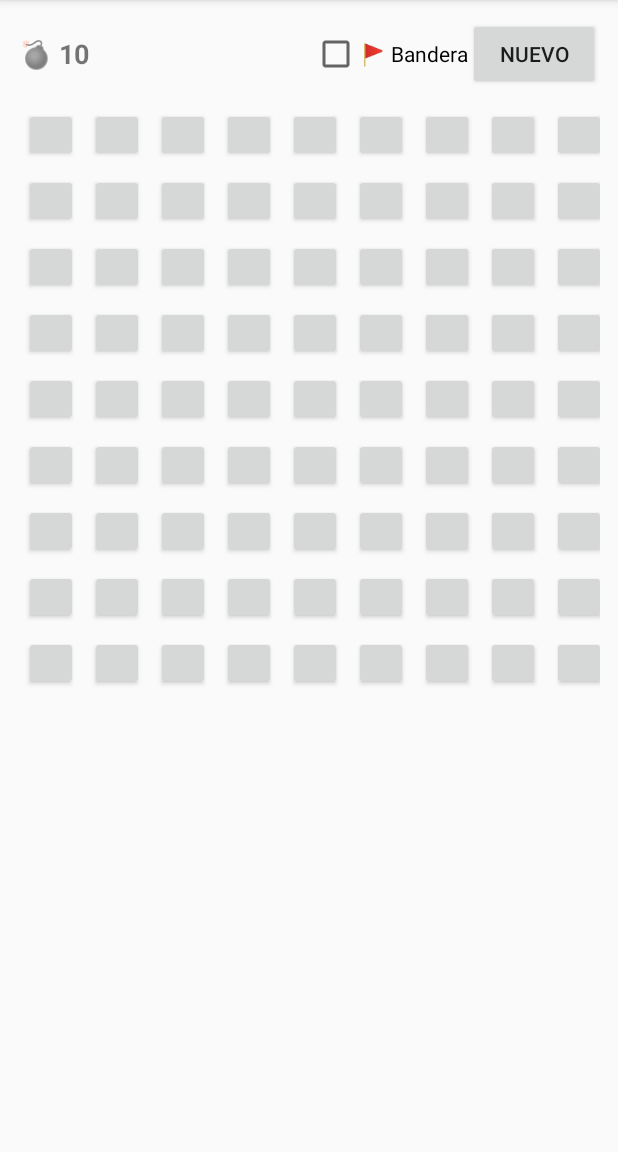
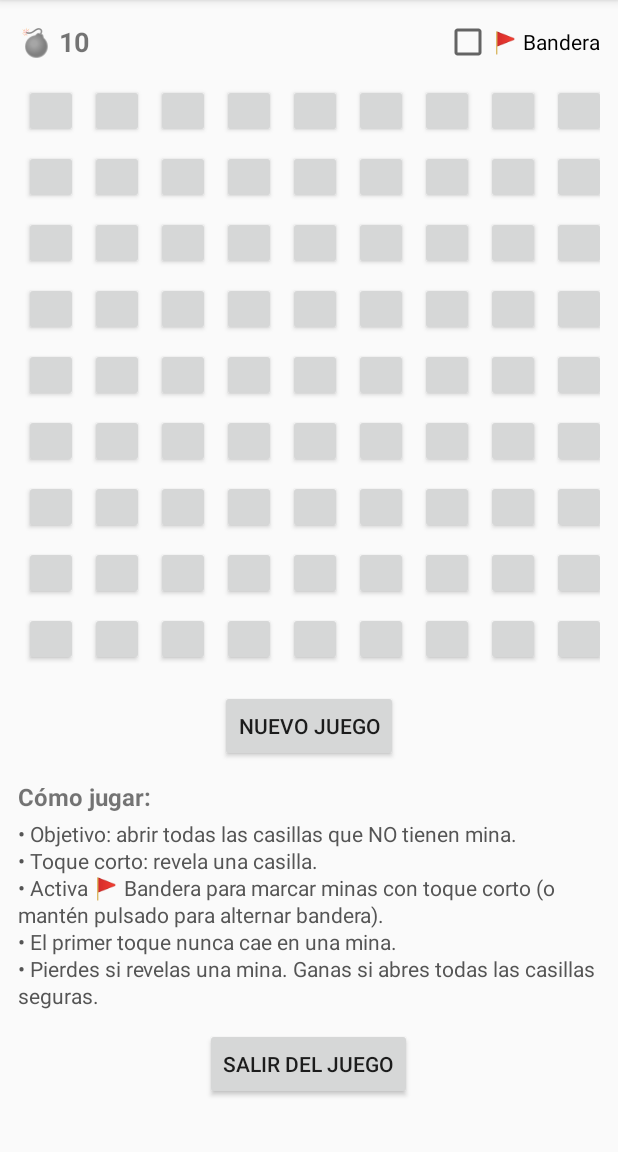
Before and after one commit to AVSL05/Android_Studio_Proyecto_final, an Android app: the Buscaminas screen opened directly, with no data from a screen before it, on a phone screen of 412 x 824 dp, the part 84-1236 px from its top. Run offline under Robolectric (Android 15) with nearby library versions, the phone set to English and light mode, and no system bars.

Commit message:
Busca Minas, Cambios en interfaz y adaptación al menú principal

```diff
--- a/app/src/main/java/com/example/proyecto_final/Juegos/BuscaMinas.kt
+++ b/app/src/main/java/com/example/proyecto_final/Juegos/BuscaMinas.kt
@@ -1,5 +1,6 @@
 package com.example.proyecto_final.Juegos
 
+import android.content.Intent
 import android.graphics.Typeface
 import android.os.Bundle
 import android.view.Gravity
@@ -17,7 +18,8 @@ class Buscaminas : AppCompatActivity() {
     private lateinit var gridLayout: GridLayout
     private lateinit var tvMines: TextView
     private lateinit var btnNewGame: Button
-    private lateinit var cbFlagMode: CheckBox   // <-- NUEVO
+    private lateinit var cbFlagMode: CheckBox
+    private lateinit var btnExitBuscaminas: Button
 
     private val rows = 9
     private val cols = 9
@@ -40,7 +42,8 @@ class Buscaminas : AppCompatActivity() {
         gridLayout = findViewById(R.id.grid)
         tvMines = findViewById(R.id.tvMines)
         btnNewGame = findViewById(R.id.btnNewGame)
-        cbFlagMode = findViewById(R.id.cbFlagMode) // <-- NUEVO
+        cbFlagMode = findViewById(R.id.cbFlagMode)
+        btnExitBuscaminas = findViewById(R.id.btnExitBuscaminas)
 
         btnNewGame.setOnClickListener { newGame() }
         cbFlagMode.setOnCheckedChangeListener { _, isChecked ->
@@ -50,12 +53,19 @@ class Buscaminas : AppCompatActivity() {
             ).show()
         }
 
+        // Botón salir
+        btnExitBuscaminas.setOnClickListener {
+            val intent = Intent(this, Buscaminas::class.java)
+            intent.flags = Intent.FLAG_ACTIVITY_CLEAR_TOP or Intent.FLAG_ACTIVITY_NEW_TASK
+            startActivity(intent)
+            finish()
+        }
+
         setupBoardViews()
         newGame()
     }
 
     private fun setupBoardViews() {
-        // Crear botones solo una vez, y reutilizarlos al reiniciar partida
         buttons = Array(rows) { r ->
             Array(cols) { c ->
                 Button(this).apply {
@@ -70,7 +80,6 @@ class Buscaminas : AppCompatActivity() {
                     textSize = 16f
                     typeface = Typeface.DEFAULT_BOLD
 
-                    // TAP CORTO: respeta modo bandera
                     setOnClickListener {
                         if (cbFlagMode.isChecked) {
                             toggleFlag(r, c)
@@ -78,7 +87,6 @@ class Buscaminas : AppCompatActivity() {
                             onCellClick(r, c)
                         }
                     }
-                    // TAP LARGO: siempre alterna bandera
                     setOnLongClickListener {
                         toggleFlag(r, c)
                         true
@@ -93,14 +101,13 @@ class Buscaminas : AppCompatActivity() {
         gameOver = false
         firstClick = true
         flagsPlaced = 0
-        cbFlagMode.isChecked = false // <-- reset del modo bandera
+        cbFlagMode.isChecked = false
 
         isMine = Array(rows) { BooleanArray(cols) }
         adj = Array(rows) { IntArray(cols) }
         revealed = Array(rows) { BooleanArray(cols) }
         flagged = Array(rows) { BooleanArray(cols) }
 
-        // reset visual
         for (r in 0 until rows) {
             for (c in 0 until cols) {
                 val b = buttons[r][c]
@@ -114,7 +121,6 @@ class Buscaminas : AppCompatActivity() {
 
     private fun placeMines(excludeR: Int, excludeC: Int) {
         var placed = 0
-        // evita que la primera celda tocada sea mina
         while (placed < totalMines) {
             val r = Random.nextInt(rows)
             val c = Random.nextInt(cols)
@@ -128,8 +134,8 @@ class Buscaminas : AppCompatActivity() {
     private fun computeAdj() {
         val dirs = arrayOf(
             -1 to -1, -1 to 0, -1 to 1,
-            0 to -1,           0 to 1,
-            1 to -1,  1 to 0,  1 to 1
+            0 to -1,          0 to 1,
+            1 to -1,  1 to 0, 1 to 1
         )
         for (r in 0 until rows) {
             for (c in 0 until cols) {
@@ -159,15 +165,13 @@ class Buscaminas : AppCompatActivity() {
 
         reveal(r, c)
 
-        if (gameOver) return
-        if (checkWin()) {
+        if (!gameOver && checkWin()) {
             gameOver = true
             disableAll()
             Toast.makeText(this, "🎉 ¡Has ganado!", Toast.LENGTH_LONG).show()
         }
     }
 
-    /** Alterna bandera (usado por tap corto en modo bandera y por long-press). */
     private fun toggleFlag(r: Int, c: Int) {
         if (gameOver) return
         if (revealed[r][c]) return
@@ -187,7 +191,6 @@ class Buscaminas : AppCompatActivity() {
     private fun reveal(sr: Int, sc: Int) {
         if (revealed[sr][sc] || flagged[sr][sc]) return
 
-        // Si es mina: fin del juego
         if (isMine[sr][sc]) {
             showAllMines()
             gameOver = true
@@ -196,7 +199,6 @@ class Buscaminas : AppCompatActivity() {
             return
         }
 
-        // BFS para abrir zona vacía
         val queue = ArrayDeque<Pair<Int, Int>>()
         queue.add(sr to sc)
         val seen = HashSet<Pair<Int, Int>>()
@@ -217,7 +219,6 @@ class Buscaminas : AppCompatActivity() {
                     setNumberColor(b, n)
                 } else {
                     b.text = ""
-                    // expandir vecinos si no hay minas alrededor
                     for (nr in (r - 1)..(r + 1)) {
                         for (nc in (c - 1)..(c + 1)) {
                             if (nr == r && nc == c) continue
@@ -266,7 +267,6 @@ class Buscaminas : AppCompatActivity() {
     }
 
     private fun checkWin(): Boolean {
-        // Ganar = todas las celdas no-mina reveladas
         for (r in 0 until rows) {
             for (c in 0 until cols) {
                 if (!isMine[r][c] && !revealed[r][c]) return false
--- a/app/src/main/res/layout/activity_buscaminas.xml
+++ b/app/src/main/res/layout/activity_buscaminas.xml
@@ -5,20 +5,19 @@
     android:layout_width="match_parent"
     android:layout_height="match_parent">
 
-    <!-- Contenedor principal dentro de ConstraintLayout -->
     <LinearLayout
         android:id="@+id/root"
         android:layout_width="0dp"
         android:layout_height="0dp"
+        android:orientation="vertical"
         android:padding="12dp"
-        android:orientation="vertical"
         android:gravity="center_horizontal"
         app:layout_constraintTop_toTopOf="parent"
         app:layout_constraintBottom_toBottomOf="parent"
         app:layout_constraintStart_toStartOf="parent"
         app:layout_constraintEnd_toEndOf="parent">
 
-        <!-- Encabezado: usa pesos en lugar de space_between -->
+        <!-- Encabezado -->
         <LinearLayout
             android:layout_width="match_parent"
             android:layout_height="wrap_content"
@@ -28,24 +27,18 @@
 
             <TextView
                 android:id="@+id/tvMines"
-                android:layout_width="162dp"
+                android:layout_width="0dp"
                 android:layout_height="wrap_content"
                 android:layout_weight="1"
                 android:text="💣 10"
-                android:textSize="18sp"
-                android:textStyle="bold" />
+                android:textStyle="bold"
+                android:textSize="18sp" />
 
             <CheckBox
                 android:id="@+id/cbFlagMode"
                 android:layout_width="wrap_content"
                 android:layout_height="wrap_content"
                 android:text="🚩 Bandera" />
-
-            <Button
-                android:id="@+id/btnNewGame"
-                android:layout_width="wrap_content"
-                android:layout_height="wrap_content"
-                android:text="Nuevo" />
         </LinearLayout>
 
         <!-- Tablero -->
@@ -56,7 +49,43 @@
             android:alignmentMode="alignMargins"
             android:columnCount="9"
             android:rowCount="9"
-            android:useDefaultMargins="true" />
+            android:useDefaultMargins="true"
+            android:layout_marginBottom="12dp" />
+
+        <!-- Botón NUEVO -->
+        <Button
+            android:id="@+id/btnNewGame"
+            android:layout_width="wrap_content"
+            android:layout_height="wrap_content"
+            android:text="Nuevo juego"
+            android:layout_marginBottom="12dp" />
+
+        <!-- Instrucciones organizadas -->
+        <TextView
+            android:id="@+id/tvHelpTitle"
+            android:layout_width="match_parent"
+            android:layout_height="wrap_content"
+            android:text="Cómo jugar:"
+            android:textStyle="bold"
+            android:textSize="16sp"
+            android:layout_marginBottom="4dp" />
+
+        <TextView
+            android:id="@+id/tvHelp"
+            android:layout_width="match_parent"
+            android:layout_height="wrap_content"
+            android:textSize="14sp"
+            android:lineSpacingExtra="2dp"
+            android:textColor="#555555"
+            android:text="• Objetivo: abrir todas las casillas que NO tienen mina.\n• Toque corto: revela una casilla.\n• Activa 🚩 Bandera para marcar minas con toque corto (o mantén pulsado para alternar bandera).\n• El primer toque nunca cae en una mina.\n• Pierdes si revelas una mina. Ganas si abres todas las casillas seguras." />
+
+        <!-- Botón SALIR -->
+        <Button
+            android:id="@+id/btnExitBuscaminas"
+            android:layout_width="wrap_content"
+            android:layout_height="wrap_content"
+            android:text="Salir del juego"
+            android:layout_marginTop="12dp"/>
     </LinearLayout>
 
 </androidx.constraintlayout.widget.ConstraintLayout>
```
